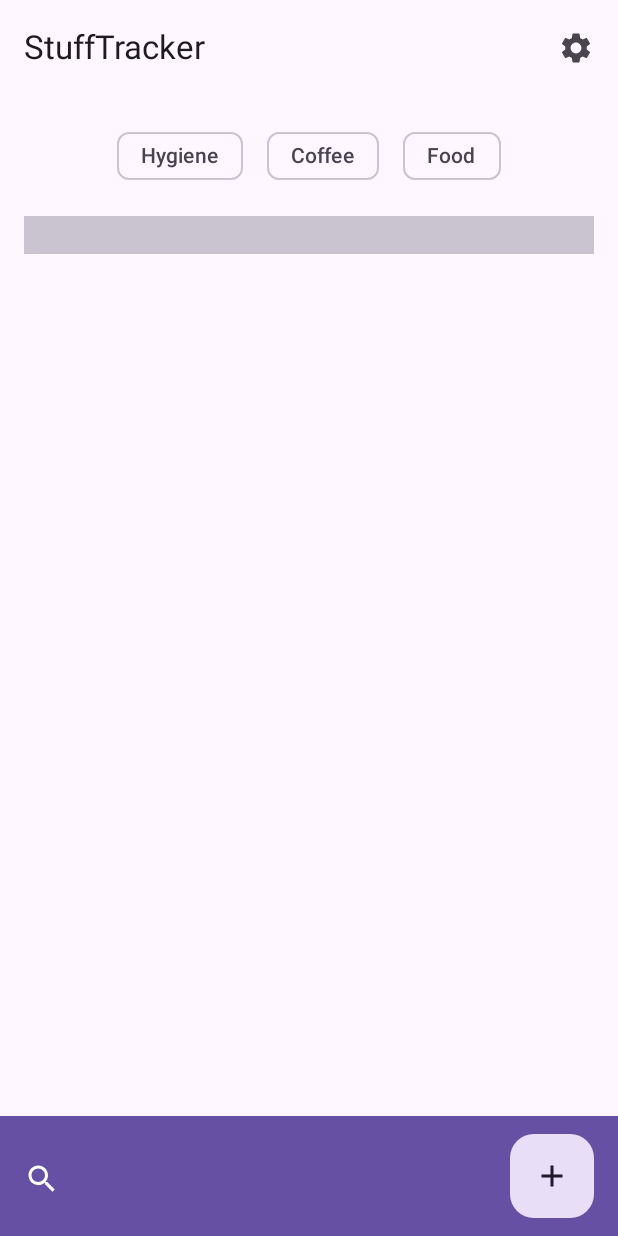
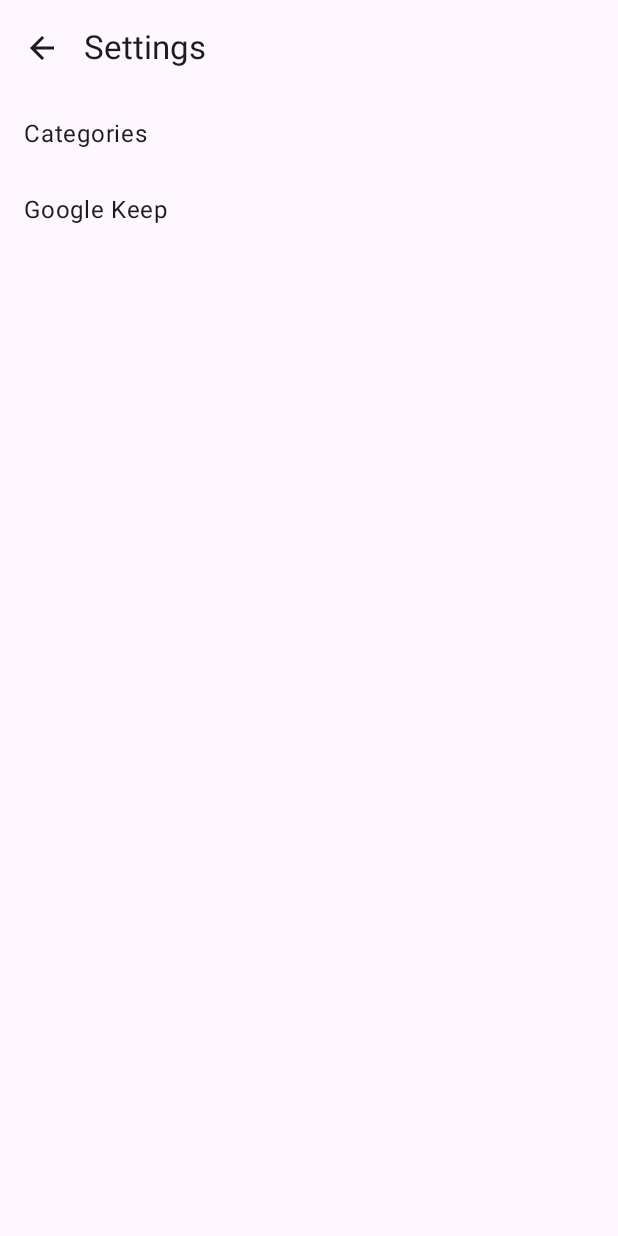
Before and after one commit to dawids21/StuffTracker, an Android app built with Jetpack Compose: the HomeScreen screen opened through its navigation route, after a tap on "Settings", on a phone screen of 412 x 824 dp. Run offline under Robolectric (Android 15) with nearby library versions, the phone set to English and light mode, and no system bars; libraries missing offline, so code that uses them is left out: me.saket.swipe; missing, so only their content is drawn: SwipeableActionsBox; 3 statements that could not run were skipped.

Commit message:
feat: Setting screen

```diff
--- a/app/src/main/java/xyz/stasiak/stufftracker/ui/home/HomeScreen.kt
+++ b/app/src/main/java/xyz/stasiak/stufftracker/ui/home/HomeScreen.kt
@@ -48,7 +48,11 @@ import xyz.stasiak.stufftracker.data.ItemsRepository
 import xyz.stasiak.stufftracker.ui.theme.StuffTrackerTheme
 
 @Composable
-fun HomeScreen(navigateToItemUpdate: (Int) -> Unit, modifier: Modifier = Modifier) {
+fun HomeScreen(
+    navigateToItemUpdate: (Int) -> Unit,
+    navigateToSettings: () -> Unit,
+    modifier: Modifier = Modifier
+) {
     val showSearch = remember { mutableStateOf(false) }
     Scaffold(
         topBar = {
@@ -56,7 +60,7 @@ fun HomeScreen(navigateToItemUpdate: (Int) -> Unit, modifier: Modifier = Modifie
                 title = stringResource(HomeDestination.titleRes),
                 canNavigateBack = false,
                 actions = {
-                    IconButton(onClick = { /* do something */ }) {
+                    IconButton(onClick = { navigateToSettings() }) {
                         Icon(
                             Icons.Filled.Settings,
                             contentDescription = stringResource(R.string.settings)
--- a/app/src/main/java/xyz/stasiak/stufftracker/ui/navigation/StuffTrackerNavGraph.kt
+++ b/app/src/main/java/xyz/stasiak/stufftracker/ui/navigation/StuffTrackerNavGraph.kt
@@ -15,6 +15,8 @@ import xyz.stasiak.stufftracker.ui.item.edit.ItemEditDestination
 import xyz.stasiak.stufftracker.ui.item.edit.ItemEditScreen
 import xyz.stasiak.stufftracker.ui.login.LoginDestination
 import xyz.stasiak.stufftracker.ui.login.LoginScreen
+import xyz.stasiak.stufftracker.ui.settings.SettingsDestination
+import xyz.stasiak.stufftracker.ui.settings.SettingsScreen
 
 @Composable
 fun StuffTrackerNavHost(navController: NavHostController, modifier: Modifier = Modifier) {
@@ -32,7 +34,8 @@ fun StuffTrackerNavHost(navController: NavHostController, modifier: Modifier = M
             HomeScreen(
                 navigateToItemUpdate = {
                     navController.navigate("${ItemDetailsDestination.route}/${it}")
-                }
+                },
+                navigateToSettings = { navController.navigate(SettingsDestination.route) }
             )
         }
         composable(
@@ -58,5 +61,12 @@ fun StuffTrackerNavHost(navController: NavHostController, modifier: Modifier = M
                 navigateBack = { navController.navigateUp() }
             )
         }
+        composable(route = SettingsDestination.route) {
+            SettingsScreen(
+                onCategoriesClick = {},
+                onGoogleKeepClick = {},
+                navigateBack = { navController.navigateUp() }
+            )
+        }
     }
 }
--- /dev/null
+++ b/app/src/main/java/xyz/stasiak/stufftracker/ui/settings/SettingsBody.kt
@@ -0,0 +1,53 @@
+package xyz.stasiak.stufftracker.ui.settings
+
+import androidx.compose.foundation.clickable
+import androidx.compose.foundation.layout.Column
+import androidx.compose.foundation.layout.Row
+import androidx.compose.foundation.layout.fillMaxSize
+import androidx.compose.foundation.layout.fillMaxWidth
+import androidx.compose.foundation.layout.padding
+import androidx.compose.material3.MaterialTheme
+import androidx.compose.material3.Text
+import androidx.compose.runtime.Composable
+import androidx.compose.ui.Alignment
+import androidx.compose.ui.Modifier
+import androidx.compose.ui.res.stringResource
+import androidx.compose.ui.unit.dp
+import xyz.stasiak.stufftracker.R
+
+@Composable
+fun SettingsBody(
+    onCategoriesClick: () -> Unit,
+    onGoogleKeepClick: () -> Unit,
+    modifier: Modifier = Modifier
+) {
+    Column(
+        modifier = modifier
+            .fillMaxSize(),
+    ) {
+        Row(
+            modifier = Modifier
+                .clickable(onClick = onCategoriesClick)
+                .fillMaxWidth()
+                .padding(16.dp),
+            verticalAlignment = Alignment.CenterVertically
+        ) {
+            Text(
+                text = stringResource(id = R.string.categories),
+                style = MaterialTheme.typography.bodyLarge,
+            )
+        }
+        Row(
+            modifier = Modifier
+                .clickable(onClick = onGoogleKeepClick)
+                .fillMaxWidth()
+                .padding(16.dp),
+            verticalAlignment = Alignment.CenterVertically
+        ) {
+            Text(
+                text = stringResource(id = R.string.google_keep),
+                style = MaterialTheme.typography.bodyLarge,
+            )
+        }
+    }
+}
--- /dev/null
+++ b/app/src/main/java/xyz/stasiak/stufftracker/ui/settings/SettingsDestination.kt
@@ -0,0 +1,9 @@
+package xyz.stasiak.stufftracker.ui.settings
+
+import xyz.stasiak.stufftracker.R
+import xyz.stasiak.stufftracker.ui.navigation.NavigationDestination
+
+object SettingsDestination : NavigationDestination {
+    override val route: String = "settings"
+    override val titleRes: Int = R.string.settings
+}
--- /dev/null
+++ b/app/src/main/java/xyz/stasiak/stufftracker/ui/settings/SettingsScreen.kt
@@ -0,0 +1,33 @@
+package xyz.stasiak.stufftracker.ui.settings
+
+import androidx.compose.foundation.layout.padding
+import androidx.compose.material3.Scaffold
+import androidx.compose.runtime.Composable
+import androidx.compose.ui.Modifier
+import androidx.compose.ui.res.stringResource
+import xyz.stasiak.stufftracker.StuffTrackerTopAppBar
+
+@Composable
+fun SettingsScreen(
+    onCategoriesClick: () -> Unit,
+    onGoogleKeepClick: () -> Unit,
+    navigateBack: () -> Unit,
+    modifier: Modifier = Modifier
+) {
+    Scaffold(
+        topBar = {
+            StuffTrackerTopAppBar(
+                title = stringResource(SettingsDestination.titleRes),
+                canNavigateBack = true,
+                navigateUp = navigateBack
+            )
+        },
+        modifier = modifier
+    ) { innerPadding ->
+        SettingsBody(
+            onCategoriesClick = onCategoriesClick,
+            onGoogleKeepClick = onGoogleKeepClick,
+            modifier = Modifier.padding(innerPadding)
+        )
+    }
+}
--- a/app/src/main/res/values/strings.xml
+++ b/app/src/main/res/values/strings.xml
@@ -27,4 +27,6 @@
     <string name="number_of_items">Number of items</string>
     <string name="current_uses">Current uses</string>
     <string name="uses_per_item">Uses per item</string>
+    <string name="google_keep">Google Keep</string>
+    <string name="categories">Categories</string>
 </resources>
```
